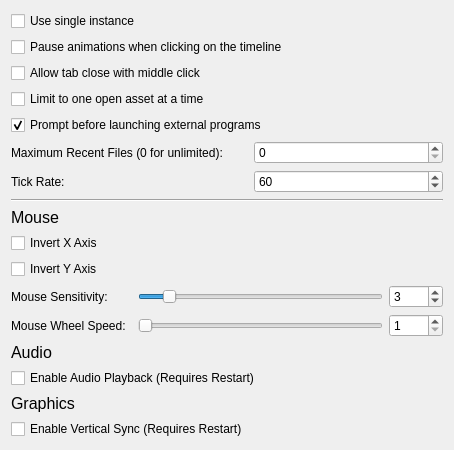
Above: src/hlam/ui/options/OptionsPageGeneral.ui from SamVanheer/HalfLifeAssetManager before the change. Below: the same form after it.
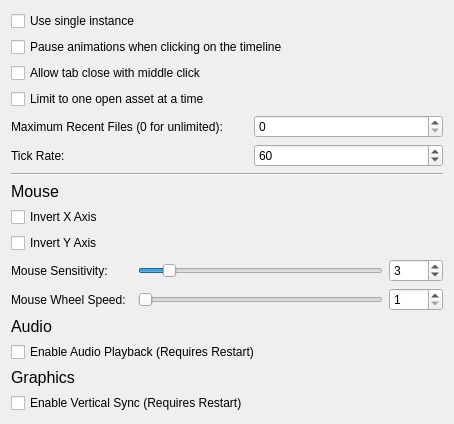
That is the form after the change.

Commit message: Move prompt external launch checkbox to External Programs page, rework external programs settings

```diff
--- a/src/hlam/ui/options/OptionsPageGeneral.ui
+++ b/src/hlam/ui/options/OptionsPageGeneral.ui
@@ -7,40 +7,14 @@
     <x>0</x>
     <y>0</y>
     <width>454</width>
-    <height>421</height>
+    <height>398</height>
    </rect>
   </property>
   <property name="windowTitle">
    <string>Form</string>
   </property>
   <layout class="QGridLayout" name="gridLayout">
-   <item row="10" column="0" colspan="2">
-    <widget class="QLabel" name="label_5">
-     <property name="font">
-      <font>
-       <pointsize>12</pointsize>
-      </font>
-     </property>
-     <property name="text">
-      <string>Audio</string>
-     </property>
-    </widget>
-   </item>
-   <item row="0" column="0" colspan="2">
-    <widget class="QCheckBox" name="UseSingleInstance">
-     <property name="text">
-      <string>Use single instance</string>
-     </property>
-    </widget>
-   </item>
-   <item row="6" column="0">
-    <widget class="QLabel" name="label_3">
-     <property name="text">
-      <string>Tick Rate:</string>
-     </property>
-    </widget>
-   </item>
-   <item row="5" column="0">
+   <item row="4" column="0">
     <widget class="QLabel" name="label_2">
      <property name="sizePolicy">
       <sizepolicy hsizetype="Fixed" vsizetype="Preferred">
@@ -53,13 +27,6 @@
      </property>
     </widget>
    </item>
-   <item row="15" column="0">
-    <widget class="QCheckBox" name="EnableVerticalSync">
-     <property name="text">
-      <string>Enable Vertical Sync (Requires Restart)</string>
-     </property>
-    </widget>
-   </item>
    <item row="3" column="0" colspan="2">
     <widget class="QCheckBox" name="OneAssetAtATime">
      <property name="text">
@@ -67,64 +34,7 @@
      </property>
     </widget>
    </item>
-   <item row="4" column="0" colspan="2">
-    <widget class="QCheckBox" name="PromptExternalProgramLaunch">
-     <property name="text">
-      <string>Prompt before launching external programs</string>
-     </property>
-     <property name="checked">
-      <bool>true</bool>
-     </property>
-    </widget>
-   </item>
-   <item row="8" column="0" colspan="2">
-    <widget class="QLabel" name="label">
-     <property name="font">
-      <font>
-       <pointsize>12</pointsize>
-      </font>
-     </property>
-     <property name="text">
-      <string>Mouse</string>
-     </property>
-     <property name="scaledContents">
-      <bool>false</bool>
-     </property>
-    </widget>
-   </item>
-   <item row="14" column="0">
-    <widget class="QLabel" name="label_7">
-     <property name="font">
-      <font>
-       <pointsize>12</pointsize>
-      </font>
-     </property>
-     <property name="text">
-      <string>Graphics</string>
-     </property>
-    </widget>
-   </item>
-   <item row="5" column="1">
-    <widget class="QSpinBox" name="MaxRecentFiles">
-     <property name="maximum">
-      <number>100</number>
-     </property>
-    </widget>
-   </item>
-   <item row="6" column="1">
-    <widget class="QSpinBox" name="TickRate">
-     <property name="minimum">
-      <number>1</number>
-     </property>
-     <property name="maximum">
-      <number>1000</number>
-     </property>
-     <property name="value">
-      <number>60</number>
-     </property>
-    </widget>
-   </item>
-   <item row="12" column="0" colspan="2">
+   <item row="11" column="0" colspan="2">
     <layout class="QGridLayout" name="gridLayout_3">
      <property name="bottomMargin">
       <number>0</number>
@@ -138,40 +48,7 @@
      </item>
     </layout>
    </item>
-   <item row="16" column="0" colspan="2">
-    <spacer name="verticalSpacer">
-     <property name="orientation">
-      <enum>Qt::Vertical</enum>
-     </property>
-     <property name="sizeHint" stdset="0">
-      <size>
-       <width>20</width>
-       <height>0</height>
-      </size>
-     </property>
-    </spacer>
-   </item>
-   <item row="2" column="0" colspan="2">
-    <widget class="QCheckBox" name="AllowTabCloseWithMiddleClick">
-     <property name="text">
-      <string>Allow tab close with middle click</string>
-     </property>
-    </widget>
-   </item>
-   <item row="7" column="0" colspan="2">
-    <widget class="Line" name="line">
-     <property name="minimumSize">
-      <size>
-       <width>0</width>
-       <height>0</height>
-      </size>
-     </property>
-     <property name="orientation">
-      <enum>Qt::Horizontal</enum>
-     </property>
-    </widget>
-   </item>
-   <item row="9" column="0" colspan="2">
+   <item row="8" column="0" colspan="2">
     <layout class="QGridLayout" name="gridLayout_2">
      <property name="bottomMargin">
       <number>0</number>
@@ -258,6 +135,77 @@
      </item>
     </layout>
    </item>
+   <item row="15" column="0" colspan="2">
+    <spacer name="verticalSpacer">
+     <property name="orientation">
+      <enum>Qt::Vertical</enum>
+     </property>
+     <property name="sizeHint" stdset="0">
+      <size>
+       <width>20</width>
+       <height>0</height>
+      </size>
+     </property>
+    </spacer>
+   </item>
+   <item row="5" column="0">
+    <widget class="QLabel" name="label_3">
+     <property name="text">
+      <string>Tick Rate:</string>
+     </property>
+    </widget>
+   </item>
+   <item row="0" column="0" colspan="2">
+    <widget class="QCheckBox" name="UseSingleInstance">
+     <property name="text">
+      <string>Use single instance</string>
+     </property>
+    </widget>
+   </item>
+   <item row="4" column="1">
+    <widget class="QSpinBox" name="MaxRecentFiles">
+     <property name="maximum">
+      <number>100</number>
+     </property>
+    </widget>
+   </item>
+   <item row="6" column="0" colspan="2">
+    <widget class="Line" name="line">
+     <property name="minimumSize">
+      <size>
+       <width>0</width>
+       <height>0</height>
+      </size>
+     </property>
+     <property name="orientation">
+      <enum>Qt::Horizontal</enum>
+     </property>
+    </widget>
+   </item>
+   <item row="9" column="0" colspan="2">
+    <widget class="QLabel" name="label_5">
+     <property name="font">
+      <font>
+       <pointsize>12</pointsize>
+      </font>
+     </property>
+     <property name="text">
+      <string>Audio</string>
+     </property>
+    </widget>
+   </item>
+   <item row="13" column="0">
+    <widget class="QLabel" name="label_7">
+     <property name="font">
+      <font>
+       <pointsize>12</pointsize>
+      </font>
+     </property>
+     <property name="text">
+      <string>Graphics</string>
+     </property>
+    </widget>
+   </item>
    <item row="1" column="0" colspan="2">
     <widget class="QCheckBox" name="PauseAnimationsOnTimelineClick">
      <property name="text">
@@ -265,6 +213,48 @@
      </property>
     </widget>
    </item>
+   <item row="7" column="0" colspan="2">
+    <widget class="QLabel" name="label">
+     <property name="font">
+      <font>
+       <pointsize>12</pointsize>
+      </font>
+     </property>
+     <property name="text">
+      <string>Mouse</string>
+     </property>
+     <property name="scaledContents">
+      <bool>false</bool>
+     </property>
+    </widget>
+   </item>
+   <item row="5" column="1">
+    <widget class="QSpinBox" name="TickRate">
+     <property name="minimum">
+      <number>1</number>
+     </property>
+     <property name="maximum">
+      <number>1000</number>
+     </property>
+     <property name="value">
+      <number>60</number>
+     </property>
+    </widget>
+   </item>
+   <item row="2" column="0" colspan="2">
+    <widget class="QCheckBox" name="AllowTabCloseWithMiddleClick">
+     <property name="text">
+      <string>Allow tab close with middle click</string>
+     </property>
+    </widget>
+   </item>
+   <item row="14" column="0">
+    <widget class="QCheckBox" name="EnableVerticalSync">
+     <property name="text">
+      <string>Enable Vertical Sync (Requires Restart)</string>
+     </property>
+    </widget>
+   </item>
   </layout>
  </widget>
  <resources/>
```
The commit also changes 6 other files.
